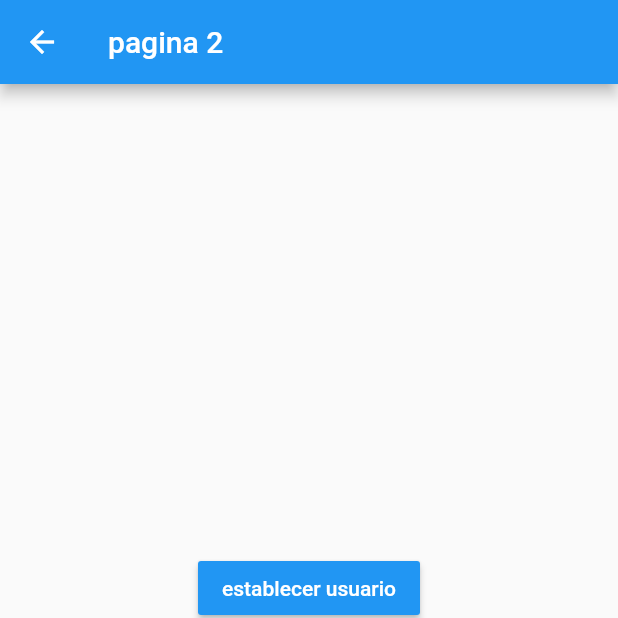
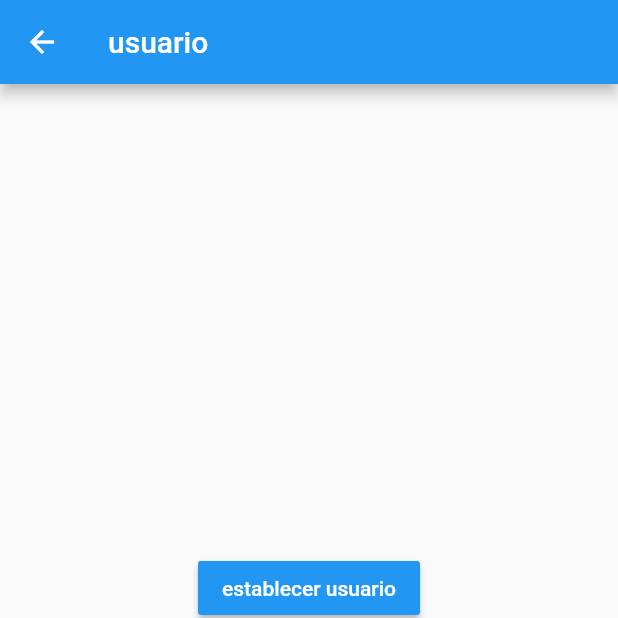
Before and after one commit to AngelIsaiRB/estados_appFlutter, a Flutter app: the screen it shows after launch, after a tap on the "navigate next" icon, on a phone screen of 412 x 824 dp, the top half of it. Run offline on Flutter 3.47's test engine with Material 2 defaults, Android fonts, the phone set to English and light mode, and no system bars; accounts and stored records are empty.

```diff
--- a/estados_app/lib/models/usuario.dart
+++ b/estados_app/lib/models/usuario.dart
@@ -1,10 +1,12 @@
+import 'package:flutter/cupertino.dart';
+
 class Usuario{
   String nombre;
   int  edad;
   List<String> profesiones;
 
 
-  Usuario({this.nombre, this.edad, this.profesiones});
+  Usuario({@required this.nombre, @required this.edad, this.profesiones});
 
 
 }
--- a/estados_app/lib/pages/pagina1_page.dart
+++ b/estados_app/lib/pages/pagina1_page.dart
@@ -1,18 +1,33 @@
+import 'package:estados_app/models/usuario.dart';
+import 'package:estados_app/services/usuario_service.dart';
 import 'package:flutter/material.dart';
+import 'package:provider/provider.dart';
 
 class Pagina1Page extends StatelessWidget {
-
-
   @override
   Widget build(BuildContext context) {
+    final usuarioService = Provider.of<UsuarioService>(context);
+
     return Scaffold(
       appBar: AppBar(
         title: Text("pagina 1"),
+        actions: [
+          IconButton(
+            icon: Icon(Icons.delete),
+            onPressed: () {
+              usuarioService.removerusuario();
+            },
+          )
+        ],
       ),
-      body: InformacionUsuario(),
+      body: usuarioService.existeUsuario
+          ? InformacionUsuario(usuarioService.usuario)
+          : Center(
+              child: Text("no hay usuario seleccionado"),
+            ),
       floatingActionButton: FloatingActionButton(
         child: Icon(Icons.navigate_next),
-        onPressed: (){
+        onPressed: () {
           Navigator.pushNamed(context, "pagina2");
         },
       ),
@@ -21,7 +36,9 @@ class Pagina1Page extends StatelessWidget {
 }
 
 class InformacionUsuario extends StatelessWidget {
+  final Usuario usuario;
 
+  const InformacionUsuario(this.usuario);
 
   @override
   Widget build(BuildContext context) {
@@ -32,22 +49,26 @@ class InformacionUsuario extends StatelessWidget {
       child: Column(
         crossAxisAlignment: CrossAxisAlignment.start,
         children: [
-          Text("General" , style: TextStyle(fontSize: 18, fontWeight: FontWeight.bold),),
+          Text(
+            "General",
+            style: TextStyle(fontSize: 18, fontWeight: FontWeight.bold),
+          ),
           Divider(),
           ListTile(
-            title: Text("nombre: "),
+            title: Text("nombre: ${usuario.nombre}"),
           ),
           ListTile(
-            title: Text("edad: "),
+            title: Text("edad: ${usuario.edad}"),
           ),
-           Text("Profesiones" , style: TextStyle(fontSize: 18, fontWeight: FontWeight.bold),),
+          Text(
+            "Profesiones",
+            style: TextStyle(fontSize: 18, fontWeight: FontWeight.bold),
+          ),
           Divider(),
-          ListTile(
-            title: Text("profesion 1: "),
-          ),
-          ListTile(
-            title: Text("profesion1: "),
-          ),
+          ...this.usuario.profesiones.map(
+            (e) => ListTile(
+            title: Text(e),
+          )).toList()
         ],
       ),
     );
--- a/estados_app/lib/pages/pagina2_page.dart
+++ b/estados_app/lib/pages/pagina2_page.dart
@@ -1,13 +1,19 @@
+import 'package:estados_app/models/usuario.dart';
+import 'package:estados_app/services/usuario_service.dart';
 import 'package:flutter/material.dart';
+import 'package:provider/provider.dart';
 
 class Pagina2Page extends StatelessWidget {
 
 
   @override
   Widget build(BuildContext context) {
+    final usuarioservice = Provider.of<UsuarioService>(context);
     return Scaffold(
       appBar: AppBar(
-        title: Text("pagina 2"),
+        title: usuarioservice.existeUsuario
+        ?Text("${usuarioservice.usuario.nombre}")
+        :Text("usuario")
       ),
       body: Center(
         child: Column(
@@ -16,17 +22,28 @@ class Pagina2Page extends StatelessWidget {
             MaterialButton(
               child: Text("establecer usuario", style: TextStyle(color: Colors.white),),
               color:  Colors.blue,
-              onPressed: (){},
+              onPressed: (){
+
+                final newuser= new Usuario(nombre: "isai",
+                 edad: 23,
+                 profesiones: ["gamer","full stack"]);
+                usuarioservice.usuario= newuser;
+              },
             ),
              MaterialButton(
               child: Text("cambiar edad", style: TextStyle(color: Colors.white),),
               color:  Colors.blue,
-              onPressed: (){},
+              onPressed: (){
+
+                 usuarioservice.cambiaredad(55);
+              },
             ),
              MaterialButton(
               child: Text("añadir profesion", style: TextStyle(color: Colors.white),),
               color:  Colors.blue,
-              onPressed: (){},
+              onPressed: (){
+                usuarioservice.agregarprofesion();
+              },
             ),
           ],
         ),
--- a/estados_app/lib/services/usuario_service.dart
+++ b/estados_app/lib/services/usuario_service.dart
@@ -9,4 +9,26 @@ class UsuarioService with ChangeNotifier{
   Usuario get usuario => this._usuario;
   bool get existeUsuario => this._usuario != null?true:false;
 
+  set usuario (Usuario user){
+    this._usuario=user;
+    notifyListeners();
+  }
+
+  void cambiaredad(int edad){
+    this._usuario.edad=edad;
+    notifyListeners();
+  }
+
+  void removerusuario(){
+    this._usuario=null;
+    notifyListeners();
+  }
+
+  void agregarprofesion(){
+    this._usuario.profesiones.add("Profesion ${this._usuario.profesiones.length+1}");
+    notifyListeners();
+  }
+
+
+
 }
```
